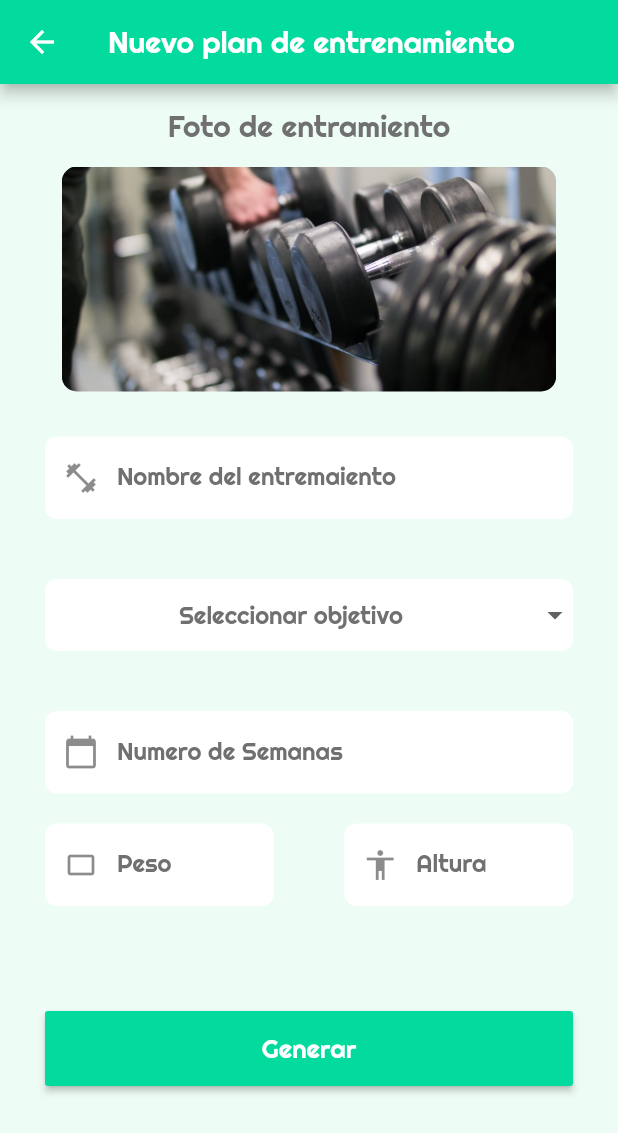
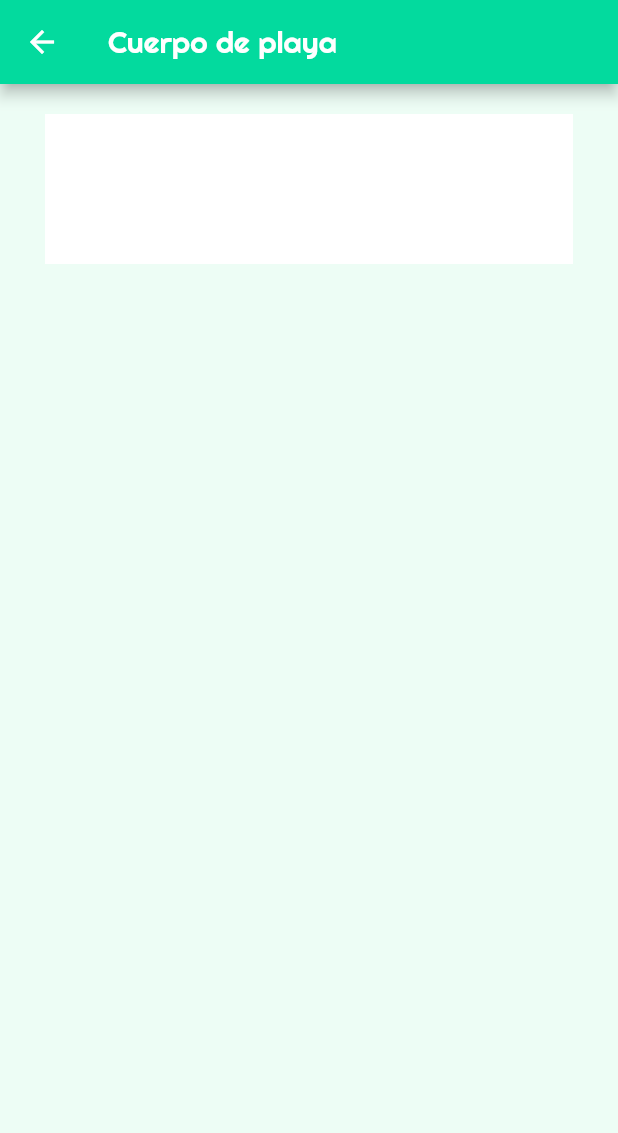
Before and after one commit to Memo28/Healthy-Life, a Flutter app: the CreateWorkout screen opened directly, after a tap on "Generar", on a phone screen of 412 x 824 dp. Shown: the top 1133 px of the screen. Run offline on Flutter 3.47's test engine with Material 2 defaults, Android fonts, the phone set to English and light mode, and no system bars.

Commit message:
workout overview

```diff
--- a/healthy_life/lib/workout_page/create_workout.dart
+++ b/healthy_life/lib/workout_page/create_workout.dart
@@ -1,4 +1,5 @@
 import 'package:flutter/material.dart';
+import 'workout_overview.dart';
 
 class CreateWorkout extends StatefulWidget{
   @override
@@ -14,6 +15,10 @@ class _CreateWorkout extends State<CreateWorkout>{
 
   @override
   Widget build(BuildContext context) {
+
+    Future workoutOverview(context) async {
+      Navigator.push(context, MaterialPageRoute(builder: (context) => WorkoutOverview()));
+    }
 
     final imageText = Container(
       alignment: Alignment.center,
@@ -127,7 +132,7 @@ class _CreateWorkout extends State<CreateWorkout>{
       ),
     );
 
-    final input_weight = Container(
+    final inputWeight = Container(
       width: MediaQuery.of(context).size.width * 0.37,
       margin: EdgeInsets.only(bottom: 10.0, top: 10),
       decoration: BoxDecoration(
@@ -149,7 +154,7 @@ class _CreateWorkout extends State<CreateWorkout>{
       ),
     );
 
-    final input_height = Container(
+    final inputHeight = Container(
       width: MediaQuery.of(context).size.width * 0.37,
       margin: EdgeInsets.only(bottom: 10.0, top: 10),
       decoration: BoxDecoration(
@@ -176,13 +181,13 @@ class _CreateWorkout extends State<CreateWorkout>{
       child: Row(
         mainAxisAlignment: MainAxisAlignment.spaceBetween,
         children: <Widget>[
-          input_weight,
-          input_height
+          inputWeight,
+          inputHeight
         ],
       ),
     );
 
-    final submit_button = Container(
+    final submitButton = Container(
         width: MediaQuery.of(context).size.width * 0.8,
         height: 50,
         margin: EdgeInsets.only(top: 60 , left: 30, right: 30, bottom: 20),
@@ -190,7 +195,7 @@ class _CreateWorkout extends State<CreateWorkout>{
         ),
         child: RaisedButton(
           onPressed: (){
-//            goToWorkout(context);
+            workoutOverview(context);
           },
           child: Text("Generar",
             style: TextStyle(
@@ -228,7 +233,7 @@ class _CreateWorkout extends State<CreateWorkout>{
           selectTarget,
           inputNumberOfWeeks,
           measures,
-          submit_button
+          submitButton
         ],
       ),
     );
--- /dev/null
+++ b/healthy_life/lib/workout_page/workout_card_overview.dart
@@ -0,0 +1,22 @@
+import 'package:flutter/material.dart';
+
+class WorkoutCardOverview extends StatelessWidget{
+  int totalExercises = 10;
+  String day = "Monday";
+  String focusGroup = "Leg";
+
+  WorkoutCardOverview(this.totalExercises, this.day, this.focusGroup);
+
+  @override
+  Widget build(BuildContext context) {
+    // TODO: implement build
+
+
+    return Container(
+      height: 100,
+      margin: EdgeInsets.only(top: 20.0, left: 30.0, right: 30.0),
+      color: Colors.white,
+    );
+  }
+
+}
--- /dev/null
+++ b/healthy_life/lib/workout_page/workout_list_overview.dart
@@ -0,0 +1,24 @@
+import 'package:flutter/material.dart';
+import 'workout_card_overview.dart';
+
+class WorkoutListOverview extends StatefulWidget{
+  @override
+  State<StatefulWidget> createState() {
+    // TODO: implement createState
+    return _WorkoutListOverview();
+  }
+
+}
+//WorkoutCardOverview
+class _WorkoutListOverview extends State<WorkoutListOverview>{
+  @override
+  Widget build(BuildContext context) {
+    // TODO: implement build
+    return ListView(
+      children: <Widget>[
+        WorkoutCardOverview(4,'F','K')
+      ],
+    );
+  }
+
+}
--- /dev/null
+++ b/healthy_life/lib/workout_page/workout_overview.dart
@@ -0,0 +1,37 @@
+import 'package:flutter/material.dart';
+import 'workout_list_overview.dart';
+
+class WorkoutOverview extends StatefulWidget{
+  @override
+  State<StatefulWidget> createState() {
+    // TODO: implement createState
+    return _WorkoutOverview();
+  }
+
+}
+
+class _WorkoutOverview extends State<WorkoutOverview>{
+  @override
+  Widget build(BuildContext context) {
+    // TODO: implement build
+    return Scaffold(
+      backgroundColor: Theme.of(context).backgroundColor,
+      appBar: AppBar(
+        iconTheme: IconThemeData(
+            color: Colors.white
+        ),
+        title: Text(
+          "Cuerpo de playa",
+          style: TextStyle(
+              color: Colors.white,
+              fontFamily: "Righteous"
+          ),
+        ),
+      ),
+      body: Container(
+        child: WorkoutListOverview(),
+      ),
+    );
+  }
+
+}
```
